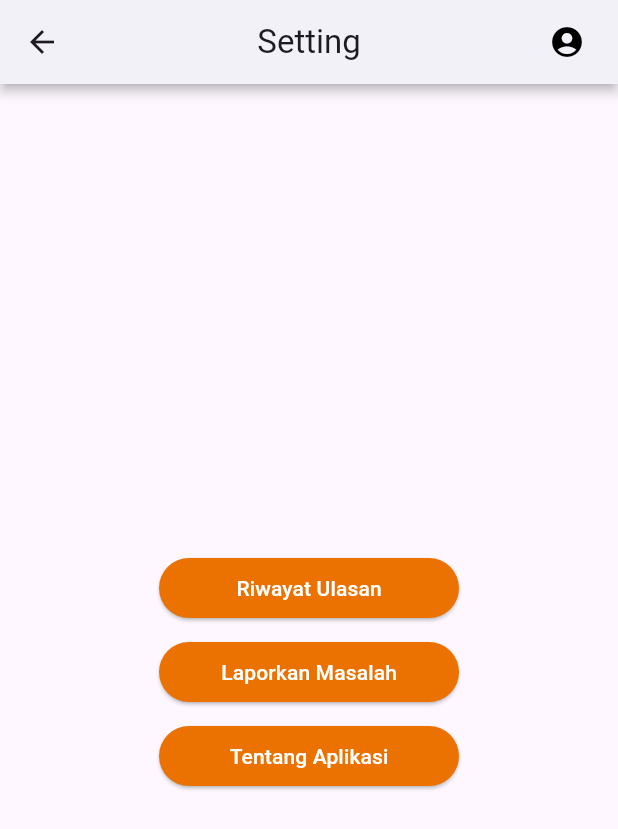
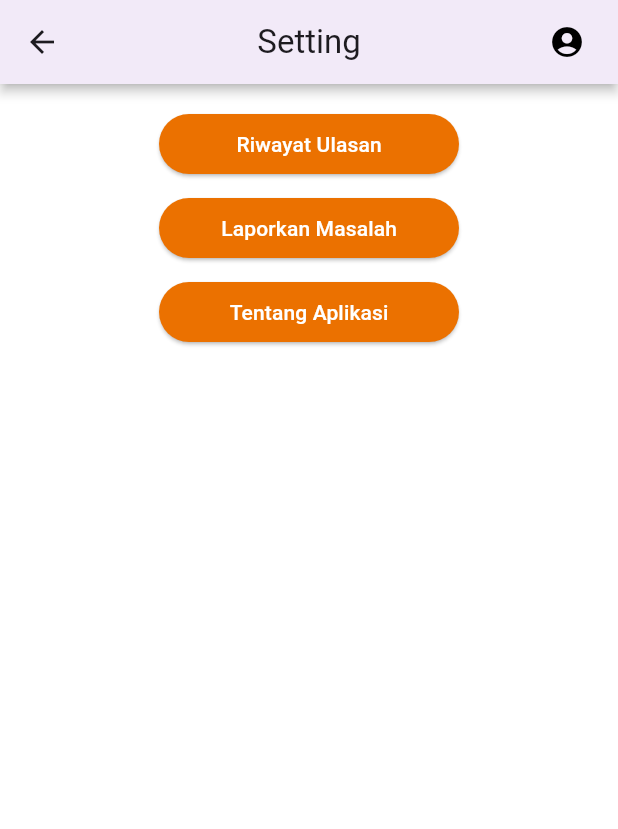
Before and after one commit to Angelinagustin/PAB, a Flutter app: the SettingScreen screen opened by its route, on a phone screen of 412 x 824 dp. Shown: the top 829 px of the screen. Run offline on Flutter 3.47's test engine with Material 3 defaults, Android fonts, the phone set to English and light mode, and no system bars.

Commit message:
Update setting_screen.dart

```diff
--- a/restoran_palembang/restoran_palembang/lib/screens/setting_screen.dart
+++ b/restoran_palembang/restoran_palembang/lib/screens/setting_screen.dart
@@ -9,35 +9,39 @@ class SettingScreen extends StatelessWidget {
       appBar: AppBar(
         title: const Text('Setting'),
         centerTitle: true,
-        backgroundColor: Colors.white,
         shadowColor: Colors.black,
         elevation: 3,
         actions: [
-          // Profile icon on the right
+          // Icon profile
           IconButton(
             icon: const Icon(Icons.account_circle, color: Colors.black),
             onPressed: () {},
           ),
-          const SizedBox(
-              width:
-                  10), // Optional: Adds some space between the icon and the edge
+          const SizedBox(width: 10),
         ],
       ),
-      body: Center(
+      body: Container(
+        constraints: const BoxConstraints
+            .expand(), // Memastikan container memenuhi layar
+        decoration: const BoxDecoration(
+          color: Colors.white, // Warna latar belakang body
+        ),
+        child: SingleChildScrollView(
+          child: Padding(
+            padding: const EdgeInsets.symmetric(horizontal: 16, vertical: 20),
             child: Column(
-          mainAxisAlignment: MainAxisAlignment.center,
+              crossAxisAlignment: CrossAxisAlignment.center,
               children: [
-            // Login button
-            const SizedBox(height: 16),
+                // Riwayat Ulasan button
                 SizedBox(
                   width: 200,
                   height: 40,
                   child: ElevatedButton(
                     style: ElevatedButton.styleFrom(
-                  backgroundColor: Color.fromARGB(255, 235, 113, 0),
+                      backgroundColor: const Color.fromARGB(255, 235, 113, 0),
                     ),
                     onPressed: () {
-                  Navigator.pushNamed(context, '/login');
+                      Navigator.pushNamed(context, '/');
                     },
                     child: const Text(
                       'Riwayat Ulasan',
@@ -45,16 +49,18 @@ class SettingScreen extends StatelessWidget {
                     ),
                   ),
                 ),
-            // Sign Up button with the same size and style as the Login button
                 const SizedBox(height: 16),
+                // Laporkan Masalah button
                 SizedBox(
                   width: 200,
                   height: 40,
                   child: ElevatedButton(
                     style: ElevatedButton.styleFrom(
-                  backgroundColor: Color.fromARGB(255, 235, 113, 0),
+                      backgroundColor: const Color.fromARGB(255, 235, 113, 0),
                     ),
-                onPressed: () {},
+                    onPressed: () {
+                      Navigator.pushNamed(context, '/');
+                    },
                     child: const Text(
                       'Laporkan Masalah',
                       style: TextStyle(color: Colors.white),
@@ -62,12 +68,13 @@ class SettingScreen extends StatelessWidget {
                   ),
                 ),
                 const SizedBox(height: 16),
+                // Tentang Aplikasi button
                 SizedBox(
                   width: 200,
                   height: 40,
                   child: ElevatedButton(
                     style: ElevatedButton.styleFrom(
-                  backgroundColor: Color.fromARGB(255, 235, 113, 0),
+                      backgroundColor: const Color.fromARGB(255, 235, 113, 0),
                     ),
                     onPressed: () {
                       Navigator.pushNamed(context, '/tentang');
@@ -81,6 +88,8 @@ class SettingScreen extends StatelessWidget {
               ],
             ),
           ),
+        ),
+      ),
     );
   }
 }
```
Lines whose indentation alone changed are shown as unchanged.
